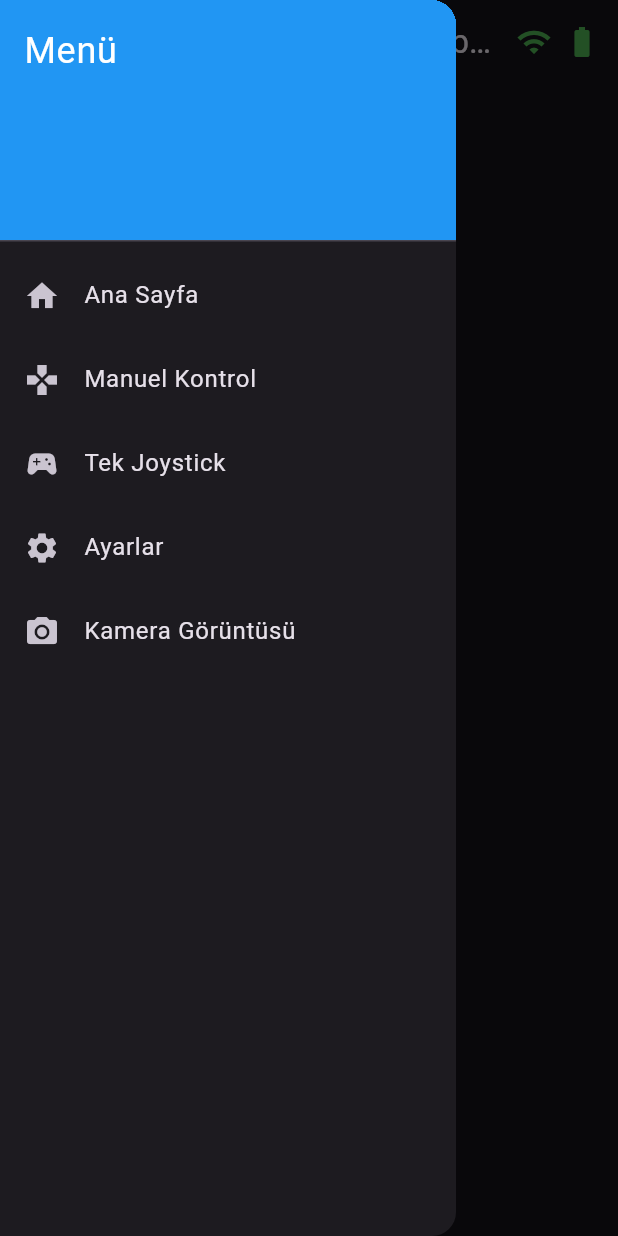
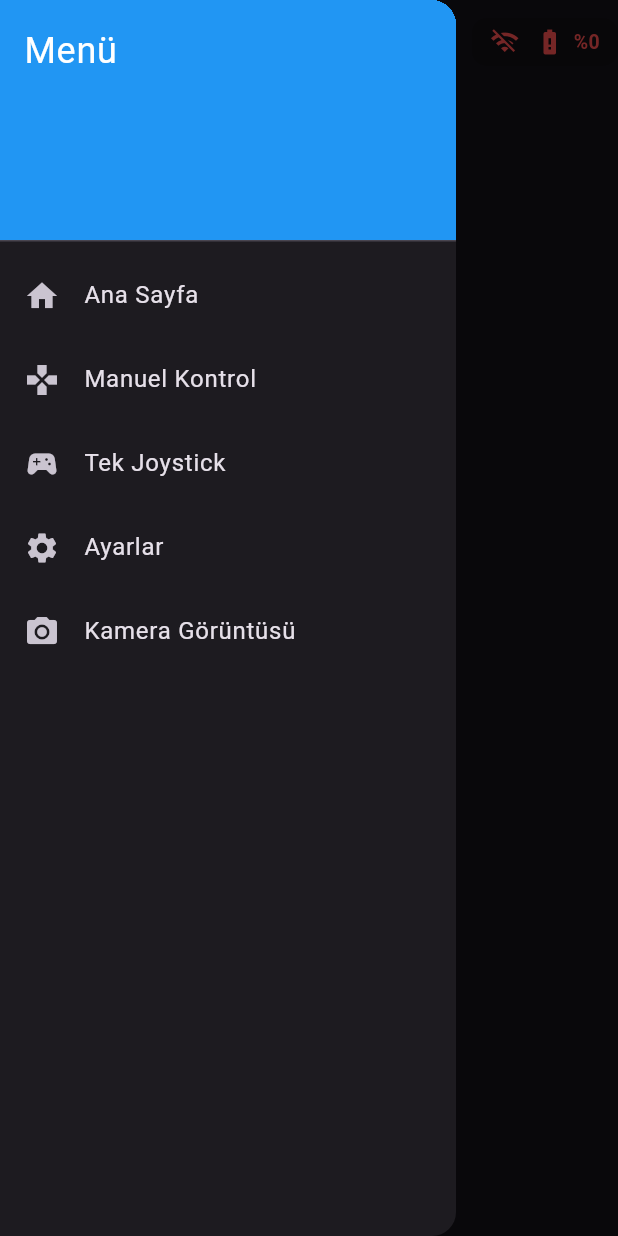
Before and after one commit to Jrengineer/scs, a Flutter app: the screen it shows after launch, with the side drawer open, on a phone screen of 412 x 824 dp. Run offline on Flutter 3.47's test engine with Material 3 defaults, Android fonts, the phone set to English and light mode, and no system bars; network calls fail.

Commit message:
Otomatik senkron

```diff
--- /dev/null
+++ b/devtools_options.yaml
@@ -0,0 +1,3 @@
+description: This file stores settings for Dart & Flutter DevTools.
+documentation: https://docs.flutter.dev/tools/devtools/extensions#configure-extension-enablement-states
+extensions:
--- a/lib/ana_sayfa.dart
+++ b/lib/ana_sayfa.dart
@@ -1,9 +1,11 @@
 import 'package:flutter/material.dart';
+
+import 'ana_sayfa_icerik.dart';
 import 'manuel_kontrol.dart';
 import 'ayarlar.dart';
 import 'kamera_sayfasi.dart';
-import 'ana_sayfa_icerik.dart';
-import 'status_bar.dart'; // Doğru tek import
+import 'status_bar.dart'; // parametresiz kullanılacak
+import 'tek_joystick_spawn.dart'; // YENİ: tek joystick sayfası
 
 class AnaSayfa extends StatefulWidget {
   const AnaSayfa({super.key});
@@ -15,11 +17,13 @@ class AnaSayfa extends StatefulWidget {
 class _AnaSayfaState extends State<AnaSayfa> {
   int _selectedIndex = 0;
 
-  final List<Widget> _pages = [
-    const AnaSayfaIcerik(),
-    const ManuelKontrol(),
-    const Ayarlar(),
-    const KameraSayfasi(),
+  // Sıra: Ana Sayfa, Manuel, Tek Joystick, Ayarlar, Kamera
+  final List<Widget> _pages = const [
+    AnaSayfaIcerik(),
+    ManuelKontrol(),
+    TekJoystickSpawnPage(), // YENİ: diğerleri gibi pages listesine eklendi
+    Ayarlar(),
+    KameraSayfasi(),
   ];
 
   @override
@@ -28,7 +32,7 @@ class _AnaSayfaState extends State<AnaSayfa> {
       appBar: AppBar(
         title: const Text('Solar Panel Temizlik Robotu'),
         actions: const [
-          StatusBar(),
+          StatusBar(), // artık parametresiz ve kendi kendine güncelleniyor
         ],
       ),
       drawer: Drawer(
@@ -36,18 +40,14 @@ class _AnaSayfaState extends State<AnaSayfa> {
           padding: EdgeInsets.zero,
           children: [
             const DrawerHeader(
-              decoration: BoxDecoration(
-                color: Colors.blue,
-              ),
+              decoration: BoxDecoration(color: Colors.blue),
               child: Text('Menü', style: TextStyle(color: Colors.white, fontSize: 24)),
             ),
             ListTile(
               leading: const Icon(Icons.home),
               title: const Text('Ana Sayfa'),
               onTap: () {
-                setState(() {
-                  _selectedIndex = 0;
-                });
+                setState(() => _selectedIndex = 0);
                 Navigator.pop(context);
               },
             ),
@@ -55,33 +55,23 @@ class _AnaSayfaState extends State<AnaSayfa> {
               leading: const Icon(Icons.gamepad),
               title: const Text('Manuel Kontrol'),
               onTap: () {
-                setState(() {
-                  _selectedIndex = 1;
-                });
+                setState(() => _selectedIndex = 1);
                 Navigator.pop(context);
               },
             ),
-
-            // --- YENİ EKLENDİ: Tek Joystick (Spawn) sayfasına geçiş ---
             ListTile(
               leading: const Icon(Icons.sports_esports),
               title: const Text('Tek Joystick'),
               onTap: () {
-                // Önce çekmeceyi kapat
+                setState(() => _selectedIndex = 2); // SAYFA SEÇİMİ: _pages[2]
                 Navigator.pop(context);
-                // Ardından yeni sayfayı route üzerinden aç
-                Navigator.of(context).pushNamed('/tek-joystick-spawn');
               },
             ),
-            // --- YENİ BÖLÜM SONU ---
-
             ListTile(
               leading: const Icon(Icons.settings),
               title: const Text('Ayarlar'),
               onTap: () {
-                setState(() {
-                  _selectedIndex = 2;
-                });
+                setState(() => _selectedIndex = 3);
                 Navigator.pop(context);
               },
             ),
@@ -89,9 +79,7 @@ class _AnaSayfaState extends State<AnaSayfa> {
               leading: const Icon(Icons.camera_alt),
               title: const Text('Kamera Görüntüsü'),
               onTap: () {
-                setState(() {
-                  _selectedIndex = 3;
-                });
+                setState(() => _selectedIndex = 4);
                 Navigator.pop(context);
               },
             ),
--- a/lib/ana_sayfa_icerik.dart
+++ b/lib/ana_sayfa_icerik.dart
@@ -3,6 +3,8 @@ import 'weather_service.dart';
 import 'city_selection.dart';
 import 'package:intl/intl.dart';
 import 'package:intl/date_symbol_data_local.dart';
+import 'dart:async';
+import 'battery_client.dart';
 
 class AnaSayfaIcerik extends StatefulWidget {
   const AnaSayfaIcerik({super.key});
@@ -16,21 +18,26 @@ class _AnaSayfaIcerikState extends State<AnaSayfaIcerik> {
   Map<String, dynamic>? _forecastWeather;
   bool _isLoading = true;
 
+  Map<String, dynamic>? _batteryData;
+  StreamSubscription? _batterySub;
+
   @override
   void initState() {
     super.initState();
     initializeDateFormatting('tr_TR', null).then((_) {
       _fetchWeather();
     });
+
+    // Servisi başlat ve stream'e abone ol
+    BatteryClient.instance.ensureStarted();
+    _batterySub = BatteryClient.instance.batteryStream.listen((data) {
+      if (mounted) setState(() => _batteryData = data);
+    });
   }
 
   Future<void> _fetchWeather() async {
-    setState(() {
-      _isLoading = true;
-    });
-
+    setState(() => _isLoading = true);
     final forecast = await WeatherService.fetchForecastWeather(_city);
-
     setState(() {
       _forecastWeather = forecast;
       _isLoading = false;
@@ -42,13 +49,16 @@ class _AnaSayfaIcerikState extends State<AnaSayfaIcerik> {
       context,
       MaterialPageRoute(builder: (context) => const CitySelectionPage()),
     );
-
     if (selectedCity != null) {
-      setState(() {
-        _city = selectedCity;
-      });
+      setState(() => _city = selectedCity);
       _fetchWeather();
     }
+  }
+
+  @override
+  void dispose() {
+    _batterySub?.cancel();
+    super.dispose();
   }
 
   @override
@@ -63,7 +73,7 @@ class _AnaSayfaIcerikState extends State<AnaSayfaIcerik> {
       return const Center(child: Text('Veri alınamadı'));
     }
 
-    List<dynamic> forecastList = _forecastWeather!['list'];
+    final forecastList = _forecastWeather!['list'] as List<dynamic>;
 
     return Padding(
       padding: const EdgeInsets.all(16.0),
@@ -91,8 +101,8 @@ class _AnaSayfaIcerikState extends State<AnaSayfaIcerik> {
               itemCount: 5,
               itemBuilder: (context, index) {
                 final weatherData = forecastList[index * 8];
-                DateTime date = DateTime.now().add(Duration(days: index));
-                String formattedDate = DateFormat('EEEE, dd MMMM', 'tr_TR').format(date);
+                final date = DateTime.now().add(Duration(days: index));
+                final formattedDate = DateFormat('EEEE, dd MMMM', 'tr_TR').format(date);
 
                 return Container(
                   width: 150,
@@ -132,6 +142,35 @@ class _AnaSayfaIcerikState extends State<AnaSayfaIcerik> {
               },
             ),
           ),
+          const SizedBox(height: 30),
+
+          // Batarya bilgileri
+          if (_batteryData != null)
+            Container(
+              padding: const EdgeInsets.all(12),
+              decoration: BoxDecoration(
+                color: Colors.green[800],
+                borderRadius: BorderRadius.circular(12),
+              ),
+              child: Column(
+                children: [
+                  const Text(
+                    "🔋 Batarya Durumu",
+                    style: TextStyle(fontSize: 20, fontWeight: FontWeight.bold),
+                  ),
+                  const SizedBox(height: 10),
+                  Text("Voltaj: ${_batteryData!['voltage_v'] ?? '-'} V"),
+                  Text("Akım: ${_batteryData!['current_a'] ?? '-'} A"),
+                  Text("Doluluk: ${_batteryData!['soc_pct'] ?? '-'} %"),
+                  Text("Kalan süre: ${_batteryData!['runtime_str'] ?? '-'}"),
+                  if (_batteryData!['temps_c'] != null &&
+                      (_batteryData!['temps_c'] as List).isNotEmpty)
+                    Text("Sıcaklıklar: ${(_batteryData!['temps_c'] as List).join(', ')} °C"),
+                ],
+              ),
+            )
+          else
+            const Text("Batarya verisi bekleniyor...", style: TextStyle(fontSize: 16)),
         ],
       ),
     );
--- a/lib/status_bar.dart
+++ b/lib/status_bar.dart
@@ -1,38 +1,82 @@
 import 'package:flutter/material.dart';
+import 'battery_client.dart';
 
-class StatusBar extends StatelessWidget {
-  final bool isConnected;
-  final int batteryLevel;
+class StatusBar extends StatefulWidget {
+  const StatusBar({Key? key}) : super(key: key);
 
-  const StatusBar({
-    Key? key,
-    this.isConnected = true,
-    this.batteryLevel = 75,
-  }) : super(key: key);
+  @override
+  State<StatusBar> createState() => _StatusBarState();
+}
+
+class _StatusBarState extends State<StatusBar> {
+  int _soc = 0;
+
+  @override
+  void initState() {
+    super.initState();
+    // Servisi başlat
+    BatteryClient.instance.ensureStarted();
+
+    // Batarya streaminden SOC oku
+    BatteryClient.instance.batteryStream.listen((data) {
+      final soc = (data['soc_pct'] ?? 0);
+      final v = (soc is num) ? soc.round() : 0;
+      if (mounted) {
+        setState(() => _soc = v.clamp(0, 100));
+      }
+    });
+  }
+
+  IconData _batteryIcon(int level) {
+    final v = level.clamp(0, 100);
+    if (v >= 95) return Icons.battery_full;
+    if (v >= 80) return Icons.battery_6_bar;
+    if (v >= 65) return Icons.battery_5_bar;
+    if (v >= 50) return Icons.battery_4_bar;
+    if (v >= 35) return Icons.battery_3_bar;
+    if (v >= 20) return Icons.battery_2_bar;
+    if (v >= 10) return Icons.battery_1_bar;
+    return Icons.battery_alert;
+  }
+
+  Color _batteryColor(int level) {
+    final v = level.clamp(0, 100);
+    if (v >= 50) return Colors.greenAccent.shade400;
+    if (v >= 20) return Colors.amberAccent.shade700;
+    return Colors.redAccent.shade200;
+  }
 
   @override
   Widget build(BuildContext context) {
-    return Row(
-      children: [
-        Icon(
-          isConnected ? Icons.wifi : Icons.wifi_off,
-          color: isConnected ? Colors.green : Colors.red,
-          size: 24,
-        ),
-        const SizedBox(width: 8),
-        Icon(
-          batteryLevel >= 75
-              ? Icons.battery_full
-              : batteryLevel >= 50
-              ? Icons.battery_3_bar
-              : batteryLevel >= 25
-              ? Icons.battery_2_bar
-              : Icons.battery_alert,
-          color: batteryLevel >= 25 ? Colors.green : Colors.red,
-          size: 24,
-        ),
-        const SizedBox(width: 12),
-      ],
+    return ValueListenableBuilder<bool>(
+      valueListenable: BatteryClient.instance.isConnected,
+      builder: (context, connected, _) {
+        final col = connected ? Colors.lightBlueAccent : Colors.redAccent;
+        return Container(
+          padding: const EdgeInsets.symmetric(horizontal: 12, vertical: 6),
+          decoration: BoxDecoration(
+            color: Colors.black.withOpacity(0.15),
+            borderRadius: BorderRadius.circular(10),
+          ),
+          child: Row(
+            mainAxisSize: MainAxisSize.min,
+            children: [
+              Icon(connected ? Icons.wifi : Icons.wifi_off, color: col, size: 20),
+              const SizedBox(width: 10),
+              Icon(_batteryIcon(_soc), color: _batteryColor(_soc), size: 20),
+              const SizedBox(width: 6),
+              Text(
+                "%$_soc",
+                style: TextStyle(
+                  fontSize: 13,
+                  color: _batteryColor(_soc),
+                  fontWeight: FontWeight.w600,
+                ),
+              ),
+            ],
+          ),
+        );
+      },
     );
   }
 }
```
Also changed, not shown: lib/battery_client.dart (added, +210 -0 lines), lib/tek_joystick_spawn.dart (+23 -19 lines).
